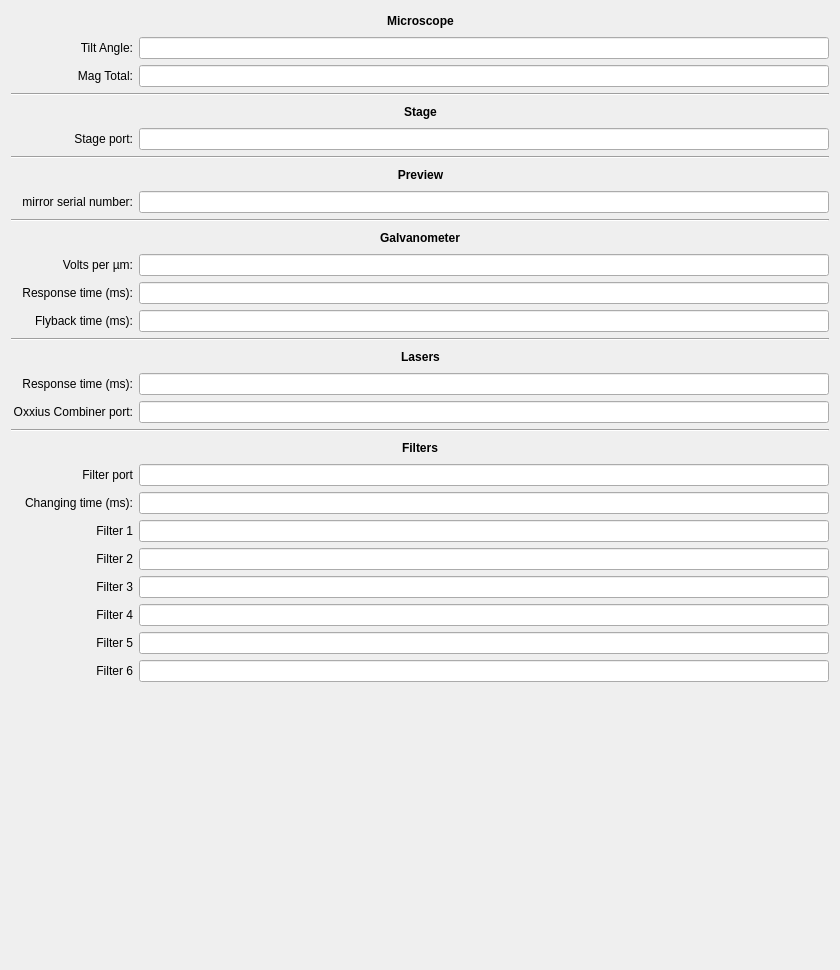
Above: widget/ui_microscope_settings.ui from thibault-brugiere/OPM_GUI before the change. Below: the same form after it.
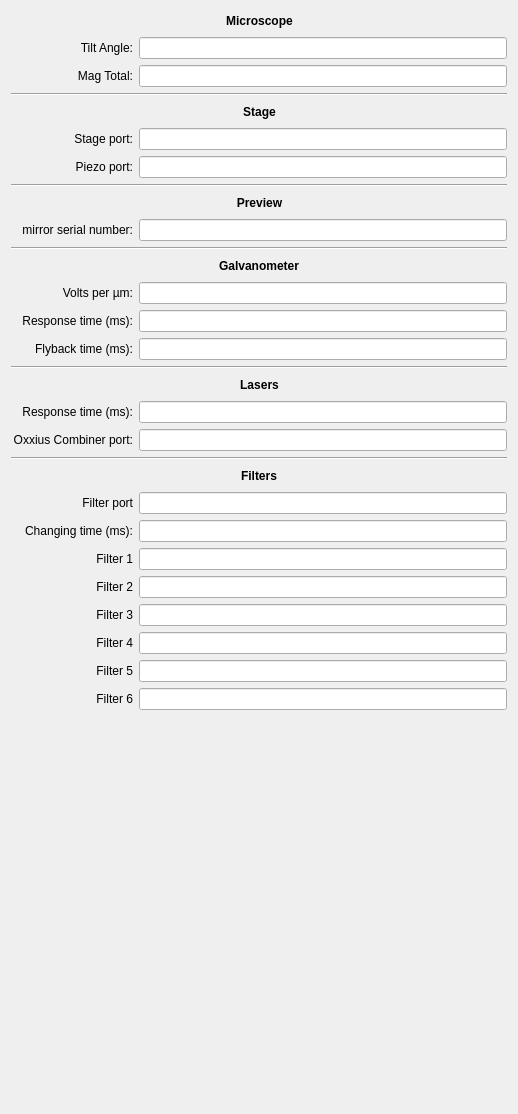
That is the form after the change.

Commit message: AUTOFOCUS / MAIN : Amélioration du piezo, ajout dans le main

Diff of the .ui file:
```diff
--- a/widget/ui_microscope_settings.ui
+++ b/widget/ui_microscope_settings.ui
@@ -6,8 +6,8 @@
    <rect>
     <x>0</x>
     <y>0</y>
-    <width>840</width>
-    <height>970</height>
+    <width>518</width>
+    <height>1114</height>
    </rect>
   </property>
   <property name="windowTitle">
@@ -182,6 +182,29 @@
      </item>
     </layout>
    </item>
+   <item>
+    <layout class="QHBoxLayout" name="horizontalLayout_24">
+     <item>
+      <widget class="QLabel" name="label_piezo_port">
+       <property name="minimumSize">
+        <size>
+         <width>122</width>
+         <height>0</height>
+        </size>
+       </property>
+       <property name="text">
+        <string>Piezo port:</string>
+       </property>
+       <property name="alignment">
+        <set>Qt::AlignRight|Qt::AlignTrailing|Qt::AlignVCenter</set>
+       </property>
+      </widget>
+     </item>
+     <item>
+      <widget class="QLineEdit" name="lineEdit_piezo_port"/>
+     </item>
+    </layout>
+   </item>
    <item>
     <widget class="Line" name="line_1">
      <property name="orientation">
```
The commit also changes 8 other files.
